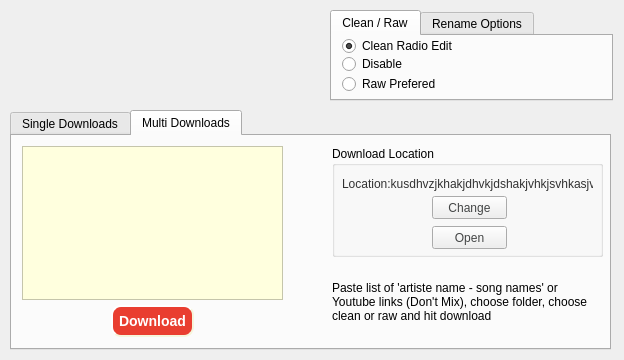
First picture: the form in MainUiWindow.ui, repository ktappdev/YTDownloader_PYQT5, before the edit.
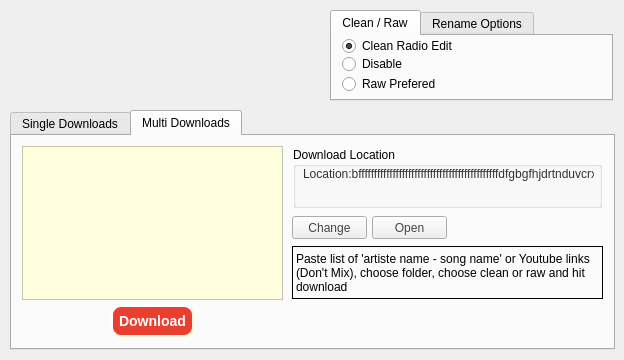
Second picture: the form after the edit. The open tabs and pages were chosen to show the change. Icons and pictures are not drawn.

Commit message: Stable on windows - buttons on multi and single work

The edit to the form file:
```diff
--- a/MainUiWindow.ui
+++ b/MainUiWindow.ui
@@ -170,7 +170,7 @@
      <rect>
       <x>10</x>
       <y>110</y>
-      <width>601</width>
+      <width>605</width>
       <height>240</height>
      </rect>
     </property>
@@ -525,143 +525,143 @@
        </item>
       </layout>
      </widget>
-     <widget class="QWidget" name="verticalLayoutWidget_2">
-      <property name="geometry">
-       <rect>
-        <x>320</x>
-        <y>10</y>
-        <width>271</width>
-        <height>111</height>
-       </rect>
-      </property>
-      <layout class="QVBoxLayout" name="verticalLayout_3">
-       <item>
-        <widget class="QGroupBox" name="groupBox_2">
-         <property name="title">
-          <string>Download Location</string>
-         </property>
-         <widget class="QPushButton" name="change_location_button_2">
-          <property name="geometry">
-           <rect>
-            <x>100</x>
-            <y>50</y>
-            <width>75</width>
-            <height>23</height>
-           </rect>
-          </property>
-          <property name="maximumSize">
-           <size>
-            <width>80</width>
-            <height>16777215</height>
-           </size>
-          </property>
-          <property name="font">
-           <font>
-            <family>Arial</family>
-           </font>
-          </property>
-          <property name="styleSheet">
-           <string notr="true">color: rgb(67, 69, 69);</string>
-          </property>
-          <property name="text">
-           <string>Change</string>
-          </property>
-          <property name="flat">
-           <bool>false</bool>
-          </property>
-         </widget>
-         <widget class="QPushButton" name="open_folder_2">
-          <property name="geometry">
-           <rect>
-            <x>100</x>
-            <y>80</y>
-            <width>75</width>
-            <height>23</height>
-           </rect>
-          </property>
-          <property name="maximumSize">
-           <size>
-            <width>80</width>
-            <height>16777215</height>
-           </size>
-          </property>
-          <property name="font">
-           <font>
-            <family>Arial</family>
-           </font>
-          </property>
-          <property name="styleSheet">
-           <string notr="true">color: rgb(67, 69, 69);</string>
-          </property>
-          <property name="text">
-           <string>Open</string>
-          </property>
-          <property name="autoDefault">
-           <bool>false</bool>
-          </property>
-          <property name="default">
-           <bool>false</bool>
-          </property>
-          <property name="flat">
-           <bool>false</bool>
-          </property>
-         </widget>
-         <widget class="QLabel" name="download_location_label_2">
-          <property name="geometry">
-           <rect>
-            <x>10</x>
-            <y>30</y>
-            <width>251</width>
-            <height>16</height>
-           </rect>
-          </property>
-          <property name="maximumSize">
-           <size>
-            <width>16777215</width>
-            <height>40</height>
-           </size>
-          </property>
-          <property name="font">
-           <font>
-            <family>Arial</family>
-           </font>
-          </property>
-          <property name="styleSheet">
-           <string notr="true">color: rgb(50, 50, 50);</string>
-          </property>
-          <property name="frameShape">
-           <enum>QFrame::NoFrame</enum>
-          </property>
-          <property name="text">
-           <string>Location:kusdhvzjkhakjdhvkjdshakjvhkjsvhkasjvhksjv</string>
-          </property>
-          <property name="alignment">
-           <set>Qt::AlignLeading|Qt::AlignLeft|Qt::AlignVCenter</set>
-          </property>
-          <property name="wordWrap">
-           <bool>true</bool>
-          </property>
-         </widget>
-        </widget>
-       </item>
-      </layout>
-     </widget>
      <widget class="QLabel" name="label_2">
       <property name="geometry">
        <rect>
-        <x>320</x>
-        <y>130</y>
-        <width>271</width>
-        <height>71</height>
+        <x>280</x>
+        <y>110</y>
+        <width>311</width>
+        <height>53</height>
        </rect>
       </property>
+      <property name="frameShape">
+       <enum>QFrame::Box</enum>
+      </property>
       <property name="text">
-       <string>Paste list of 'artiste name - song names' or Youtube links (Don't Mix), choose folder, choose clean or raw and hit download</string>
+       <string>Paste list of 'artiste name - song name' or Youtube links (Don't Mix), choose folder, choose clean or raw and hit download</string>
       </property>
       <property name="wordWrap">
        <bool>true</bool>
       </property>
      </widget>
+     <widget class="QPushButton" name="change_location_button_multi">
+      <property name="geometry">
+       <rect>
+        <x>280</x>
+        <y>80</y>
+        <width>75</width>
+        <height>23</height>
+       </rect>
+      </property>
+      <property name="maximumSize">
+       <size>
+        <width>80</width>
+        <height>16777215</height>
+       </size>
+      </property>
+      <property name="font">
+       <font>
+        <family>Arial</family>
+       </font>
+      </property>
+      <property name="styleSheet">
+       <string notr="true">color: rgb(67, 69, 69);</string>
+      </property>
+      <property name="text">
+       <string>Change</string>
+      </property>
+      <property name="flat">
+       <bool>false</bool>
+      </property>
+     </widget>
+     <widget class="QGroupBox" name="groupBox_2">
+      <property name="geometry">
+       <rect>
+        <x>281</x>
+        <y>11</y>
+        <width>309</width>
+        <height>61</height>
+       </rect>
+      </property>
+      <property name="title">
+       <string>Download Location</string>
+      </property>
+      <widget class="QLabel" name="download_location_label_multi">
+       <property name="geometry">
+        <rect>
+         <x>10</x>
+         <y>20</y>
+         <width>291</width>
+         <height>40</height>
+        </rect>
+       </property>
+       <property name="maximumSize">
+        <size>
+         <width>16777215</width>
+         <height>40</height>
+        </size>
+       </property>
+       <property name="font">
+        <font>
+         <family>Arial</family>
+        </font>
+       </property>
+       <property name="styleSheet">
+        <string notr="true">color: rgb(50, 50, 50);</string>
+       </property>
+       <property name="frameShape">
+        <enum>QFrame::NoFrame</enum>
+       </property>
+       <property name="text">
+        <string>Location:bfffffffffffffffffffffffffffffffffffffffffffffdfgbgfhjdrtnduvcrxryxnutmntbfvdytvcdytdbubdtncfffffffdzbzbzbbzbfzbfdbzfbzfbzbzbzbbzfz</string>
+       </property>
+       <property name="scaledContents">
+        <bool>true</bool>
+       </property>
+       <property name="alignment">
+        <set>Qt::AlignLeading|Qt::AlignLeft|Qt::AlignTop</set>
+       </property>
+       <property name="wordWrap">
+        <bool>true</bool>
+       </property>
+      </widget>
+     </widget>
+     <widget class="QPushButton" name="open_folder_multi">
+      <property name="geometry">
+       <rect>
+        <x>360</x>
+        <y>80</y>
+        <width>75</width>
+        <height>23</height>
+       </rect>
+      </property>
+      <property name="maximumSize">
+       <size>
+        <width>80</width>
+        <height>16777215</height>
+       </size>
+      </property>
+      <property name="font">
+       <font>
+        <family>Arial</family>
+       </font>
+      </property>
+      <property name="styleSheet">
+       <string notr="true">color: rgb(67, 69, 69);</string>
+      </property>
+      <property name="text">
+       <string>Open</string>
+      </property>
+      <property name="autoDefault">
+       <bool>false</bool>
+      </property>
+      <property name="default">
+       <bool>false</bool>
+      </property>
+      <property name="flat">
+       <bool>false</bool>
+      </property>
+     </widget>
     </widget>
    </widget>
   </widget>
```
Left out of the diff: 10 changed lines with no effect on the pictures. The commit also changes 2 other files.
